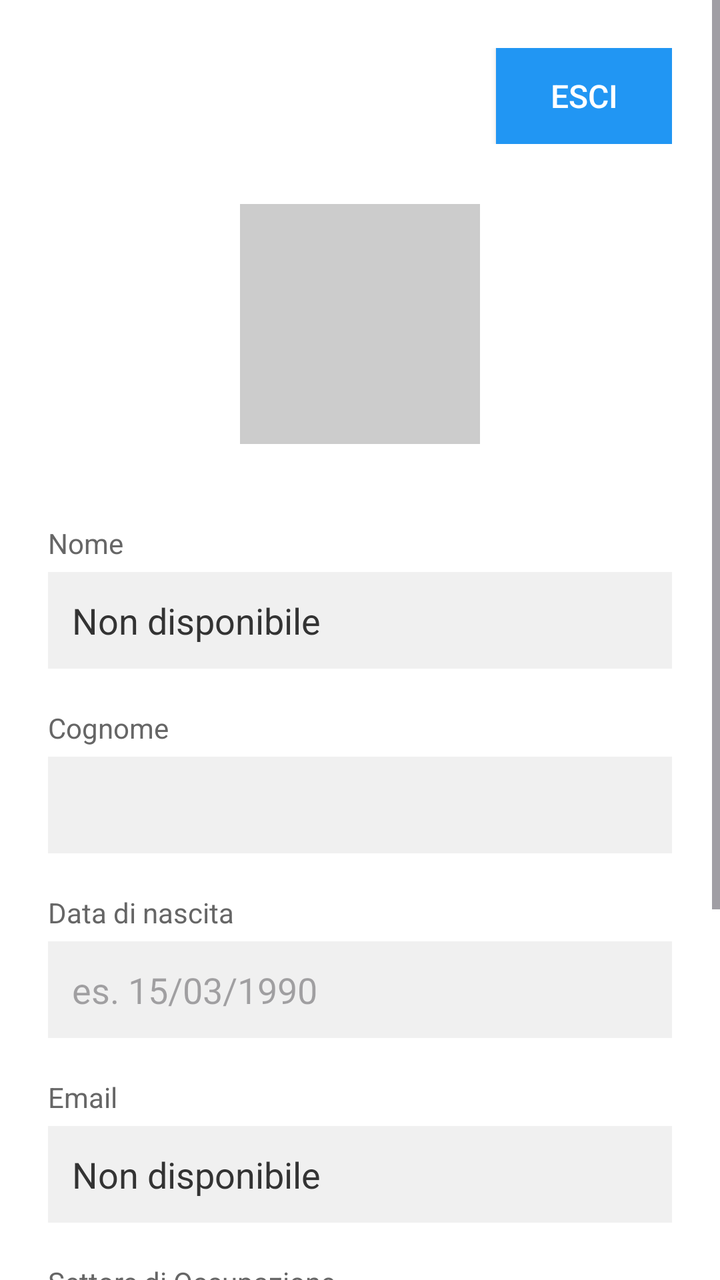
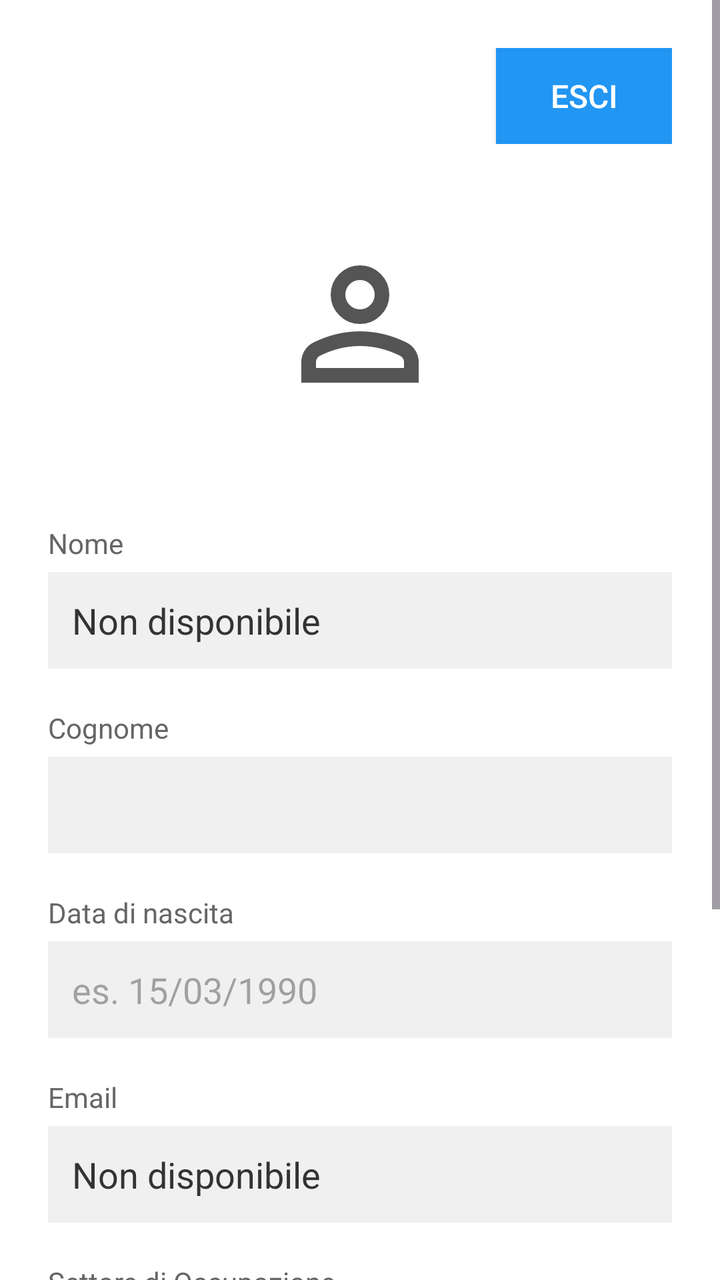

Compare the two renders of this Android layout. The source of the first and the diff that turns it into the second are given below.
<!-- AndroidManifest.xml: application theme Theme.CoreTeamProject -->
<!-- res/layout/fragment_profile.xml -->
<?xml version="1.0" encoding="utf-8"?>
<ScrollView xmlns:android="http://schemas.android.com/apk/res/android"
    android:layout_width="match_parent"
    android:layout_height="match_parent"
    android:fillViewport="true">

    <LinearLayout
        android:layout_width="match_parent"
        android:layout_height="wrap_content"
        android:orientation="vertical"
        android:padding="24dp">

        
        <RelativeLayout
            android:layout_width="match_parent"
            android:layout_height="wrap_content"
            android:layout_marginBottom="30dp">

            <Button
                android:id="@+id/btn_logout"
                android:layout_width="wrap_content"
                android:layout_height="wrap_content"
                android:layout_alignParentEnd="true"
                android:text="Esci"
                android:textColor="#FFFFFF"
                android:background="#2196F3"
                android:textSize="16sp"
                android:radius="16dp" />

        </RelativeLayout>

        
        <LinearLayout
            android:layout_width="match_parent"
            android:layout_height="wrap_content"
            android:gravity="center"
            android:layout_marginBottom="40dp">

            <ImageView
                android:id="@+id/img_profile"
                android:layout_width="120dp"
                android:layout_height="120dp"
                android:background="#CCCCCC"
                android:scaleType="centerCrop" />

        </LinearLayout>

        
        <TextView
            android:text="Nome"
            android:textSize="14sp"
            android:textColor="#666666"
            android:layout_marginBottom="5dp"
            android:layout_width="wrap_content"
            android:layout_height="wrap_content" />

        <TextView
            android:id="@+id/text_name"
            android:text="Non disponibile"
            android:textSize="18sp"
            android:textColor="#333333"
            android:padding="12dp"
            android:background="#F0F0F0"
            android:layout_marginBottom="20dp"
            android:layout_width="match_parent"
            android:layout_height="wrap_content" />

        
        <TextView
            android:text="Cognome"
            android:textSize="14sp"
            android:textColor="#666666"
            android:layout_marginBottom="5dp"
            android:layout_width="wrap_content"
            android:layout_height="wrap_content" />

        <EditText
            android:id="@+id/edit_cognome"
            android:textSize="18sp"
            android:textColor="#333333"
            android:padding="12dp"
            android:background="#F0F0F0"
            android:layout_marginBottom="20dp"
            android:enabled="false"
            android:layout_width="match_parent"
            android:layout_height="wrap_content" />

        <TextView
            android:text="Data di nascita"
            android:textSize="14sp"
            android:textColor="#666666"
            android:layout_marginBottom="5dp"
            android:layout_width="wrap_content"
            android:layout_height="wrap_content" />

        <EditText
            android:id="@+id/edit_data_nascita"
            android:hint="es. 15/03/1990"
            android:textSize="18sp"
            android:textColor="#333333"
            android:padding="12dp"
            android:background="#F0F0F0"
            android:layout_marginBottom="20dp"
            android:enabled="false"
            android:layout_width="match_parent"
            android:layout_height="wrap_content" />

        
        <TextView
            android:text="Email"
            android:textSize="14sp"
            android:textColor="#666666"
            android:layout_marginBottom="5dp"
            android:layout_width="wrap_content"
            android:layout_height="wrap_content" />

        <TextView
            android:id="@+id/text_email"
            android:text="Non disponibile"
            android:textSize="18sp"
            android:textColor="#333333"
            android:padding="12dp"
            android:background="#F0F0F0"
            android:layout_marginBottom="20dp"
            android:layout_width="match_parent"
            android:layout_height="wrap_content" />

        
        <TextView
            android:text="Settore di Occupazione"
            android:textSize="14sp"
            android:textColor="#666666"
            android:layout_marginBottom="5dp"
            android:layout_width="wrap_content"
            android:layout_height="wrap_content" />

        <Spinner
            android:id="@+id/spinner_settore"
            android:layout_width="match_parent"
            android:layout_height="wrap_content"
            android:padding="12dp"
            android:background="#F0F0F0"
            android:layout_marginBottom="20dp"
            android:enabled="false" />

        
        <TextView
            android:text="Password"
            android:textSize="14sp"
            android:textColor="#666666"
            android:layout_marginBottom="5dp"
            android:layout_width="wrap_content"
            android:layout_height="wrap_content" />

        <EditText
            android:id="@+id/edit_password"
            android:hint="••••••••"
            android:textSize="18sp"
            android:textColor="#333333"
            android:padding="12dp"
            android:background="#F0F0F0"
            android:layout_marginBottom="40dp"
            android:inputType="textPassword"
            android:enabled="false"
            android:layout_width="match_parent"
            android:layout_height="wrap_content" />

        
        <Button
            android:id="@+id/btn_modifica"
            android:text="Modifica Profilo"
            android:textSize="18sp"
            android:textColor="#FFFFFF"
            android:background="#2196F3"
            android:layout_marginBottom="15dp"
            android:layout_width="match_parent"
            android:layout_height="50dp" />

        <Button
            android:id="@+id/btn_salva"
            android:text="Salva"
            android:textSize="18sp"
            android:textColor="#FFFFFF"
            android:background="#4CAF50"
            android:visibility="gone"
            android:layout_width="match_parent"
            android:layout_height="50dp" />

    </LinearLayout>

</ScrollView>
<!-- resources referenced by this layout -->
<resources>
  <style name="Theme.CoreTeamProject" parent="Base.Theme.CoreTeamProject" />
  <style name="Base.Theme.CoreTeamProject" parent="Theme.Material3.DayNight.NoActionBar">
          
          <item name="colorPrimary">@color/purple_500</item>
          <item name="colorPrimaryVariant">@color/purple_500</item>
          <item name="colorOnPrimary">@color/white</item>
  
          
          <item name="android:windowBackground">@color/white</item>
          <item name="colorSurface">@color/white</item>
          <item name="colorOnSurface">@color/black</item>
  
          
          <item name="android:textColor">@color/black</item>
          <item name="android:textColorPrimary">@color/black</item>
  
          
          <item name="colorPrimaryContainer">@color/purple_500</item>
          <item name="colorOnPrimaryContainer">@color/white</item>
      </style>
  <color name="purple_500">#6200EE</color>
  <color name="white">#FFFFFFFF</color>
  <color name="black">#FF000000</color>
</resources>

<!-- the commit's change to res/layout/fragment_profile.xml (unified diff, before → after) -->
@@ -40,8 +40,11 @@
                 android:id="@+id/img_profile"
                 android:layout_width="120dp"
                 android:layout_height="120dp"
-                android:background="#CCCCCC"
-                android:scaleType="centerCrop" />
+                android:background="@android:color/white"
+                android:src="@drawable/ic_person"
+                android:padding="16dp"
+                android:tint="#555555"
+                android:scaleType="fitCenter" />
 
         </LinearLayout>
 
<!-- resource entries referenced after the edit -->
@@ -1,5 +1,15 @@
 <!-- resources referenced by this layout -->
 <resources>
+  <!-- drawable ic_person (drawable) -->
+  <vector xmlns:android="http://schemas.android.com/apk/res/android"
+      android:width="24dp"
+      android:height="24dp"
+      android:viewportWidth="960"
+      android:viewportHeight="960">
+    <path
+        android:pathData="M480,480q-66,0 -113,-47t-47,-113q0,-66 47,-113t113,-47q66,0 113,47t47,113q0,66 -47,113t-113,47ZM160,800v-112q0,-34 17.5,-62.5T224,582q62,-31 126,-46.5T480,520q66,0 130,15.5T736,582q29,15 46.5,43.5T800,688v112L160,800ZM240,720h480v-32q0,-11 -5.5,-20T700,654q-54,-27 -109,-40.5T480,600q-56,0 -111,13.5T260,654q-9,5 -14.5,14t-5.5,20v32ZM480,400q33,0 56.5,-23.5T560,320q0,-33 -23.5,-56.5T480,240q-33,0 -56.5,23.5T400,320q0,33 23.5,56.5T480,400ZM480,320ZM480,720Z"
+        android:fillColor="#1f1f1f"/>
+  </vector>
   <style name="Theme.CoreTeamProject" parent="Base.Theme.CoreTeamProject" />
   <style name="Base.Theme.CoreTeamProject" parent="Theme.Material3.DayNight.NoActionBar">
           
